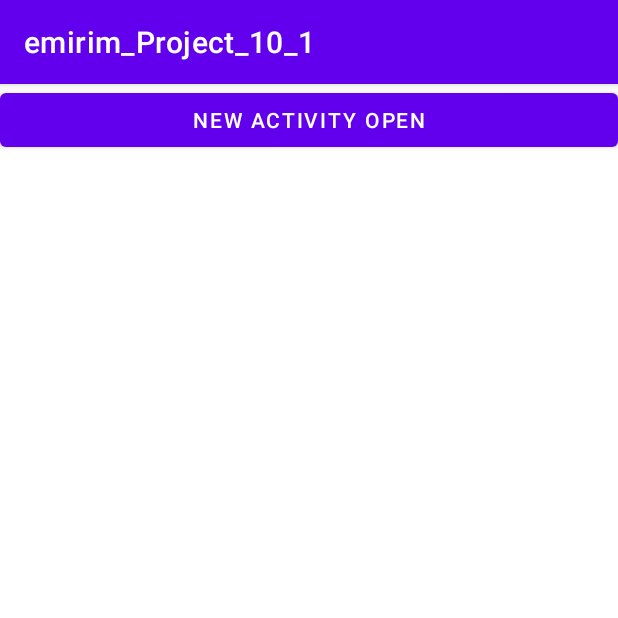
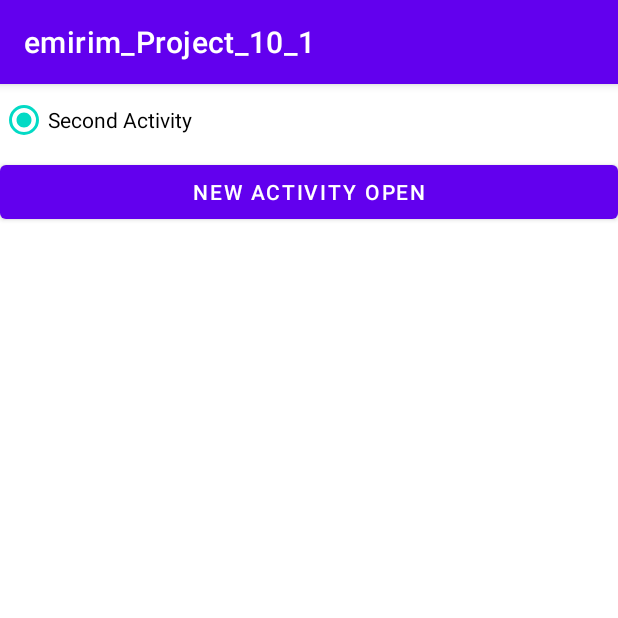
Before and after one commit to jeongnara/emirim_Project_10_1, an Android app: the screen it shows after launch (MainActivity), on a phone screen of 412 x 824 dp, the top half of it. Run offline under Robolectric (Android 15) with nearby library versions, the phone set to English and light mode, and no system bars.

```diff
--- a/app/src/main/AndroidManifest.xml
+++ b/app/src/main/AndroidManifest.xml
@@ -9,7 +9,8 @@
         android:roundIcon="@mipmap/ic_launcher_round"
         android:supportsRtl="true"
         android:theme="@style/Theme.Emirim_Project_10_1">
-        <activity android:name=".SecondActivity"></activity>
+        <activity android:name=".ThirdActivity"></activity>
+        <activity android:name=".SecondActivity" />
         <activity android:name=".MainActivity">
             <intent-filter>
                 <action android:name="android.intent.action.MAIN" />
--- a/app/src/main/res/layout/activity_main.xml
+++ b/app/src/main/res/layout/activity_main.xml
@@ -6,6 +6,17 @@
     android:layout_height="match_parent"
     android:orientation="vertical"
     tools:context=".MainActivity">
+    <RadioGroup
+        android:id="@+id/rg"
+        android:layout_width="wrap_content"
+        android:layout_height="wrap_content">
+        <RadioButton
+            android:id="@+id/radio_second"
+            android:layout_width="wrap_content"
+            android:layout_height="wrap_content"
+            android:checked="true"
+            android:text="Second Activity"/>
+    </RadioGroup>
 
     <Button
         android:id="@+id/btn_open"
--- a/app/src/main/res/layout/activity_second.xml
+++ b/app/src/main/res/layout/activity_second.xml
@@ -4,6 +4,7 @@
     xmlns:tools="http://schemas.android.com/tools"
     android:layout_width="match_parent"
     android:layout_height="match_parent"
+    android:background="#00ff00"
     tools:context=".SecondActivity">
     <Button
         android:id="@+id/btn_close"
```
Also changed, not shown: app/src/main/java/kr/hs/emirimw2016/emirim_project_10_1/ThirdActivity.java (added, +14 -0 lines), app/src/main/res/layout/activity_third.xml (added, +9 -0 lines).
